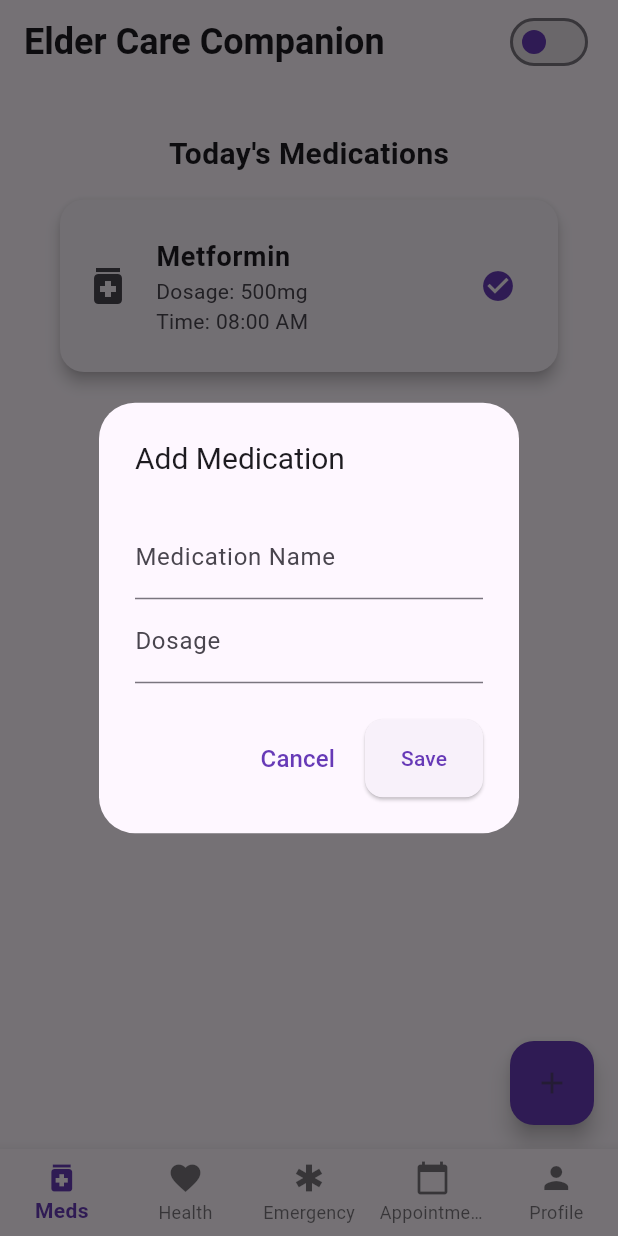
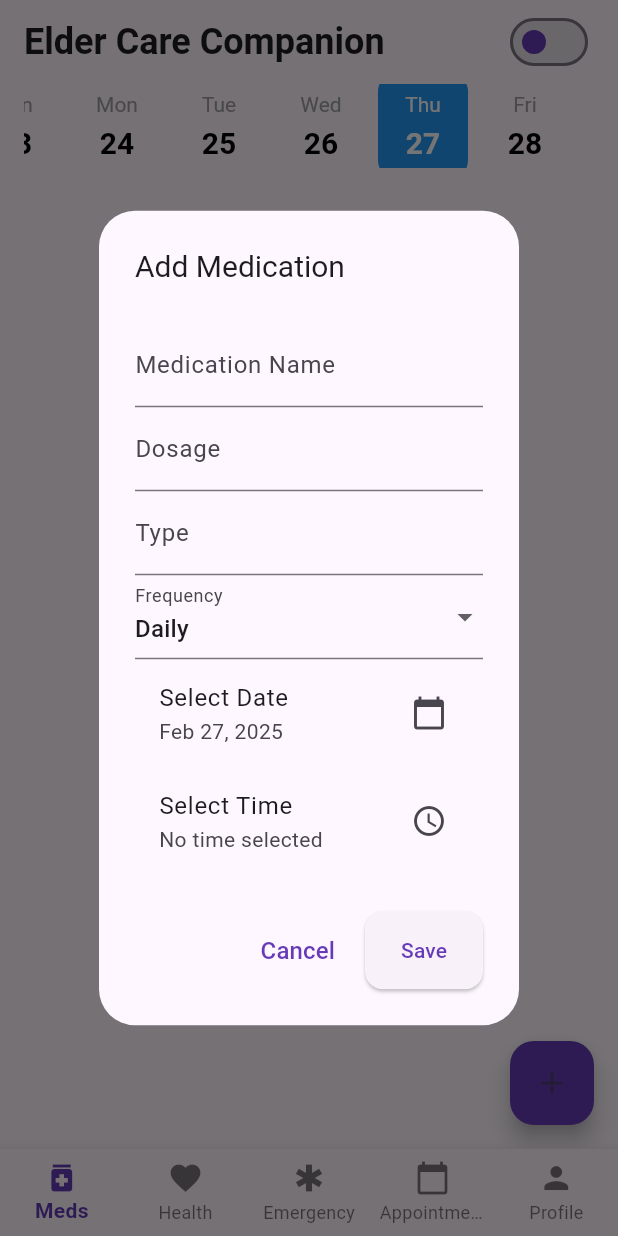
Before and after one commit to Emir2099/eldapal, a Flutter app: the screen it shows after launch, after a tap on the "add" icon, on a phone screen of 412 x 824 dp. Run offline on Flutter 3.47's test engine with Material 3 defaults, Android fonts, the phone set to English and light mode, and no system bars; our stand-ins replace charts_flutter.

Commit message:
Add medication management features with history tracking and date selection

```diff
--- /dev/null
+++ b/lib/models/medication_model.dart
@@ -0,0 +1,30 @@
+// lib/models/medication_model.dart
+import 'package:flutter/material.dart';
+
+class Medication {
+  final String id;
+  final String name;
+  final String dosage;
+  final String type;
+  final TimeOfDay time;
+  final DateTime date;
+  final String frequency;
+  bool isTaken;
+  final DateTime createdAt;
+
+  Medication({
+    required this.id,
+    required this.name,
+    required this.dosage,
+    required this.type,
+    required this.time,
+    required this.date,
+    required this.frequency,
+    this.isTaken = false,
+    required this.createdAt,
+  });
+
+  String get formattedTime {
+    return '${time.hour.toString().padLeft(2, '0')}:${time.minute.toString().padLeft(2, '0')}';
+  }
+}
--- a/lib/screens/medication/medication_card.dart
+++ b/lib/screens/medication/medication_card.dart
@@ -1,37 +1,40 @@
+// lib/widgets/medication_card.dart
 import 'package:flutter/material.dart';
+import '/models/medication_model.dart';
 import '/themes/app_theme.dart';
 import '/themes/elder_theme.dart';
 
 class MedicationCard extends StatelessWidget {
-  final String name;
-  final String dosage;
-  final String time;
+  final Medication medication;
+  final VoidCallback onEdit;
+  final VoidCallback onLongPress;
   final bool elderMode;
-  final VoidCallback onTaken;
 
   const MedicationCard({
-    required this.name,
-    required this.dosage,
-    required this.time,
+    required this.medication,
+    required this.onEdit,
+    required this.onLongPress,
     required this.elderMode,
-    required this.onTaken,
   });
 
   @override
   Widget build(BuildContext context) {
     final theme = elderMode ? elderTheme : appTheme;
 
-    return Card(
+    return GestureDetector(
+      onLongPress: onLongPress,
+      child: Card(
         elevation: 4,
         margin: EdgeInsets.symmetric(vertical: 8, horizontal: elderMode ? 8 : 16),
         shape: RoundedRectangleBorder(
           borderRadius: BorderRadius.circular(16),
         ),
+        color: medication.isTaken ? Colors.green[50] : Colors.white,
         child: ListTile(
           contentPadding: EdgeInsets.all(elderMode ? 20 : 16),
           leading: Icon(Icons.medication, size: elderMode ? 40 : 32),
           title: Text(
-          name,
+            medication.name,
             style: theme.textTheme.titleMedium?.copyWith(
               fontSize: elderMode ? 22 : 18,
               fontWeight: FontWeight.bold,
@@ -40,17 +43,29 @@ class MedicationCard extends StatelessWidget {
           subtitle: Column(
             crossAxisAlignment: CrossAxisAlignment.start,
             children: [
-            Text('Dosage: $dosage'),
-            Text('Time: $time'),
+              Text('Dosage: ${medication.dosage}'),
+              Text('Time: ${medication.formattedTime}'),
+              Text('Type: ${medication.type}'),
+              Text('Frequency: ${medication.frequency}'),
             ],
           ),
-        trailing: IconButton(
+          trailing: Row(
+            mainAxisSize: MainAxisSize.min,
+            children: [
+              IconButton(
                 icon: Icon(
                   Icons.check_circle,
                   size: elderMode ? 32 : 24,
-            color: theme.colorScheme.primary,
+                  color: medication.isTaken ? Colors.green : Colors.grey,
                 ),
-          onPressed: onTaken,
+                onPressed: () {},
+              ),
+              IconButton(
+                icon: Icon(Icons.edit, size: elderMode ? 28 : 20),
+                onPressed: onEdit,
+              ),
+            ],
+          ),
         ),
       ),
     );
--- a/lib/screens/medication/medication_screen.dart
+++ b/lib/screens/medication/medication_screen.dart
@@ -1,9 +1,13 @@
+// lib/screens/medication_screen.dart
 import 'package:flutter/material.dart';
 import 'package:intl/intl.dart';
-import '../../widgets/custom_dialog.dart';
-import '../medication/medication_card.dart';
-import '../../themes/app_theme.dart';
-import '../../themes/elder_theme.dart';
+import '/widgets/date_selector.dart';
+import './medication_card.dart';
+import '/widgets/custom_dialog.dart';
+import '/models/medication_model.dart';
+import '/themes/app_theme.dart';
+import '/themes/elder_theme.dart';
+
 class MedicationScreen extends StatefulWidget {
   final bool elderMode;
 
@@ -17,26 +21,15 @@ class MedicationScreen extends StatefulWidget {
 }
 
 class _MedicationScreenState extends State<MedicationScreen> {
+  final List<Medication> _medications = [];
+  DateTime _selectedDate = DateTime.now();
   final _formKey = GlobalKey<FormState>();
   final _nameController = TextEditingController();
   final _dosageController = TextEditingController();
+  final _typeController = TextEditingController();
   TimeOfDay? _selectedTime;
+  String _frequency = 'Daily';
 
-
-  Widget _buildSectionHeader(String title, ThemeData theme) {
-  return Padding(
-    padding: const EdgeInsets.symmetric(vertical: 8),
-    child: Text(
-      title,
-      style: theme.textTheme.titleLarge?.copyWith(
-        fontSize: widget.elderMode ? 24 : 20,
-        fontWeight: FontWeight.bold,
-      ),
-    ),
-  );
-}
-
-  // Add missing dialog method
   void _showAddMedicationDialog(BuildContext context) {
     showDialog(
       context: context,
@@ -44,17 +37,140 @@ class _MedicationScreenState extends State<MedicationScreen> {
         title: 'Add Medication',
         content: Form(
           key: _formKey,
+          child: SingleChildScrollView(
             child: Column(
               children: [
-              TextFormField(
-                controller: _nameController,
-                decoration: const InputDecoration(labelText: 'Medication Name'),
+                _buildTextField(_nameController, 'Medication Name'),
+                _buildTextField(_dosageController, 'Dosage'),
+                _buildTextField(_typeController, 'Type'),
+                _buildFrequencyDropdown(),
+                _buildDatePicker(context),
+                _buildTimePicker(context),
+              ],
             ),
-              TextFormField(
-                controller: _dosageController,
-                decoration: const InputDecoration(labelText: 'Dosage'),
+          ),
+        ),
+        actions: [
+          TextButton(
+            onPressed: () => Navigator.pop(context),
+            child: const Text('Cancel'),
+          ),
+          ElevatedButton(
+            onPressed: _saveMedication,
+            child: const Text('Save'),
           ),
         ],
+      ),
+    );
+  }
+
+  Widget _buildDatePicker(BuildContext context) {
+    return ListTile(
+      title: const Text('Select Date'),
+      trailing: const Icon(Icons.calendar_today),
+      onTap: () async {
+        final date = await showDatePicker(
+          context: context,
+          initialDate: DateTime.now(),
+          firstDate: DateTime(2000),
+          lastDate: DateTime(2100),
+        );
+        if (date != null) {
+          setState(() => _selectedDate = date);
+        }
+      },
+      subtitle: Text(DateFormat('MMM dd, yyyy').format(_selectedDate)),
+    );
+  }
+
+  Widget _buildTimePicker(BuildContext context) {
+    return ListTile(
+      title: const Text('Select Time'),
+      trailing: const Icon(Icons.access_time),
+      onTap: () async {
+        final time = await showTimePicker(
+          context: context,
+          initialTime: TimeOfDay.now(),
+        );
+        if (time != null) {
+          setState(() => _selectedTime = time);
+        }
+      },
+      subtitle: Text(_selectedTime?.format(context) ?? 'No time selected'),
+    );
+  }
+
+  Widget _buildFrequencyDropdown() {
+    return DropdownButtonFormField<String>(
+      value: _frequency,
+      items: ['Daily', 'Weekly', 'Monthly']
+          .map((f) => DropdownMenuItem(value: f, child: Text(f)))
+          .toList(),
+      onChanged: (value) => setState(() => _frequency = value!),
+      decoration: const InputDecoration(labelText: 'Frequency'),
+    );
+  }
+
+  Widget _buildTextField(TextEditingController controller, String label) {
+    return TextFormField(
+      controller: controller,
+      decoration: InputDecoration(labelText: label),
+      validator: (value) => value!.isEmpty ? 'Required field' : null,
+    );
+  }
+
+  void _saveMedication() {
+    if (_formKey.currentState!.validate()) {
+      setState(() {
+        _medications.add(Medication(
+          id: DateTime.now().toString(),
+          name: _nameController.text,
+          dosage: _dosageController.text,
+          type: _typeController.text,
+          time: _selectedTime ?? TimeOfDay.now(),
+          date: _selectedDate,
+          frequency: _frequency,
+          createdAt: DateTime.now(),
+        ));
+        _clearForm();
+      });
+      Navigator.pop(context);
+    }
+  }
+
+  void _clearForm() {
+    _nameController.clear();
+    _dosageController.clear();
+    _typeController.clear();
+    _selectedTime = null;
+    _frequency = 'Daily';
+  }
+
+void _editMedication(Medication medication) {
+  _nameController.text = medication.name;
+  _dosageController.text = medication.dosage;
+  _typeController.text = medication.type;
+  _selectedTime = medication.time;
+  _selectedDate = medication.date;
+  _frequency = medication.frequency;
+
+  showDialog(
+    context: context,
+    builder: (context) => CustomDialog(
+      title: 'Edit Medication',
+      content: Form(
+        key: _formKey,
+        child: SingleChildScrollView(
+          child: Column(
+            children: [
+              _buildTextField(_nameController, 'Medication Name'),
+              _buildTextField(_dosageController, 'Dosage'),
+              _buildTextField(_typeController, 'Type'),
+              _buildFrequencyDropdown(),
+              _buildDatePicker(context),
+              _buildTimePicker(context),
+            ],
+          ),
         ),
       ),
       actions: [
@@ -65,7 +181,23 @@ class _MedicationScreenState extends State<MedicationScreen> {
         ElevatedButton(
           onPressed: () {
             if (_formKey.currentState!.validate()) {
-                // Save logic
+              setState(() {
+                final index = _medications.indexWhere((m) => m.id == medication.id);
+                if (index != -1) {
+                  _medications[index] = Medication(
+                    id: medication.id,
+                    name: _nameController.text,
+                    dosage: _dosageController.text,
+                    type: _typeController.text,
+                    time: _selectedTime ?? TimeOfDay.now(),
+                    date: _selectedDate,
+                    frequency: _frequency,
+                    isTaken: medication.isTaken,
+                    createdAt: medication.createdAt,
+                  );
+                }
+              });
+              _clearForm();
               Navigator.pop(context);
             }
           },
@@ -76,31 +208,38 @@ class _MedicationScreenState extends State<MedicationScreen> {
   );
 }
 
-  // Update MedicationCard usage
+  void _toggleMedicationStatus(Medication medication) {
+    setState(() {
+      medication.isTaken = !medication.isTaken;
+    });
+  }
+
   @override
   Widget build(BuildContext context) {
     final theme = widget.elderMode ? elderTheme : appTheme;
+    final dailyMeds = _medications.where((m) =>
+      m.date.year == _selectedDate.year &&
+      m.date.month == _selectedDate.month &&
+      m.date.day == _selectedDate.day
+    ).toList();
 
     return Scaffold(
-    body: Padding(
-      padding: EdgeInsets.all(widget.elderMode ? 16 : 24),
-      child: Column(
-        children: [
-          _buildSectionHeader('Today\'s Medications', theme),
-          Expanded(
-            child: ListView(
-              children: [
-                MedicationCard(
-                  name: 'Metformin',
-                  dosage: '500mg',
-                  time: '08:00 AM',
+      appBar: AppBar(
+        title: DateSelector(
+          selectedDate: _selectedDate,
+          onDateChanged: (date) => setState(() => _selectedDate = date),
           elderMode: widget.elderMode,
-                  onTaken: () {},
-                ),
-              ],
         ),
       ),
-        ],
+      body: dailyMeds.isEmpty
+          ? Center(child: Text('No medications for selected date'))
+          : ListView.builder(
+              itemCount: dailyMeds.length,
+              itemBuilder: (ctx, i) => MedicationCard(
+                medication: dailyMeds[i],
+                onEdit: () => _editMedication(dailyMeds[i]),
+                onLongPress: () => _toggleMedicationStatus(dailyMeds[i]),
+                elderMode: widget.elderMode,
               ),
             ),
       floatingActionButton: FloatingActionButton(
--- /dev/null
+++ b/lib/widgets/date_selector.dart
@@ -0,0 +1,136 @@
+import 'package:flutter/material.dart';
+import 'package:intl/intl.dart';
+
+class DateSelector extends StatefulWidget {
+  final DateTime selectedDate;
+  final Function(DateTime) onDateChanged;
+  final bool elderMode;
+
+  const DateSelector({
+    required this.selectedDate,
+    required this.onDateChanged,
+    required this.elderMode,
+  });
+
+  @override
+  _DateSelectorState createState() => _DateSelectorState();
+}
+
+class _DateSelectorState extends State<DateSelector> {
+  final List<DateTime> _dates = [];
+  final _scrollController = ScrollController();
+
+  @override
+  void initState() {
+    super.initState();
+    _initializeDates();
+    WidgetsBinding.instance.addPostFrameCallback((_) => _scrollToSelectedDate());
+  }
+
+  void _initializeDates() {
+    final today = DateTime.now();
+    _dates.addAll(List.generate(14, (index) => today.add(Duration(days: index - 7))));
+  }
+
+  void _scrollToSelectedDate() {
+    final index = _dates.indexWhere((date) =>
+      date.year == widget.selectedDate.year &&
+      date.month == widget.selectedDate.month &&
+      date.day == widget.selectedDate.day
+    );
+
+    if (index != -1) {
+      final offset = (index * (widget.elderMode ? 70.0 : 60.0)) -
+        MediaQuery.of(context).size.width / 2 +
+        (widget.elderMode ? 35.0 : 30.0);
+
+      _scrollController.animateTo(
+        offset,
+        duration: Duration(milliseconds: 500),
+        curve: Curves.easeInOut,
+      );
+    }
+  }
+
+  @override
+  Widget build(BuildContext context) {
+    return SizedBox(
+      height: widget.elderMode ? 80 : 70,
+      child: ListView.builder(
+        controller: _scrollController,
+        scrollDirection: Axis.horizontal,
+        itemCount: _dates.length,
+        itemBuilder: (context, index) {
+          final date = _dates[index];
+          final isSelected = date.year == widget.selectedDate.year &&
+              date.month == widget.selectedDate.month &&
+              date.day == widget.selectedDate.day;
+          final isToday = date.year == DateTime.now().year &&
+              date.month == DateTime.now().month &&
+              date.day == DateTime.now().day;
+
+          return _DateItem(
+            date: date,
+            isSelected: isSelected,
+            isToday: isToday,
+            elderMode: widget.elderMode,
+            onTap: () => widget.onDateChanged(date),
+          );
+        },
+      ),
+    );
+  }
+}
+
+class _DateItem extends StatelessWidget {
+  final DateTime date;
+  final bool isSelected;
+  final bool isToday;
+  final bool elderMode;
+  final VoidCallback onTap;
+
+  const _DateItem({
+    required this.date,
+    required this.isSelected,
+    required this.isToday,
+    required this.elderMode,
+    required this.onTap,
+  });
+
+  @override
+  Widget build(BuildContext context) {
+    return GestureDetector(
+      onTap: onTap,
+      child: Container(
+        width: elderMode ? 70 : 60,
+        margin: EdgeInsets.symmetric(horizontal: 4),
+        decoration: BoxDecoration(
+          color: isSelected ? Colors.blue : Colors.transparent,
+          borderRadius: BorderRadius.circular(12),
+          border: isToday ? Border.all(color: Colors.blue, width: 2) : null,
+        ),
+        child: Column(
+          mainAxisAlignment: MainAxisAlignment.center,
+          children: [
+            Text(
+              DateFormat('E').format(date),
+              style: TextStyle(
+                fontSize: elderMode ? 16 : 14,
+                color: isSelected ? Colors.white : Colors.grey,
+              ),
+            ),
+            SizedBox(height: 4),
+            Text(
+              date.day.toString(),
+              style: TextStyle(
+                fontSize: elderMode ? 24 : 20,
+                fontWeight: FontWeight.bold,
+                color: isSelected ? Colors.white : Colors.black,
+              ),
+            ),
+          ],
+        ),
+      ),
+    );
+  }
+}
--- a/pubspec.yaml
+++ b/pubspec.yaml
@@ -33,6 +33,7 @@ dependencies:
   charts_flutter: ^0.12.0
   intl: ^0.17.0
   provider: ^6.1.1
+  collection: ^1.17.1
   # The following adds the Cupertino Icons font to your application.
   # Use with the CupertinoIcons class for iOS style icons.
   cupertino_icons: ^1.0.6
```
Also changed, not shown: lib/screens/history/history_screen.dart (added, +85 -0 lines), pubspec.lock. Lines whose indentation alone changed are shown as unchanged.
